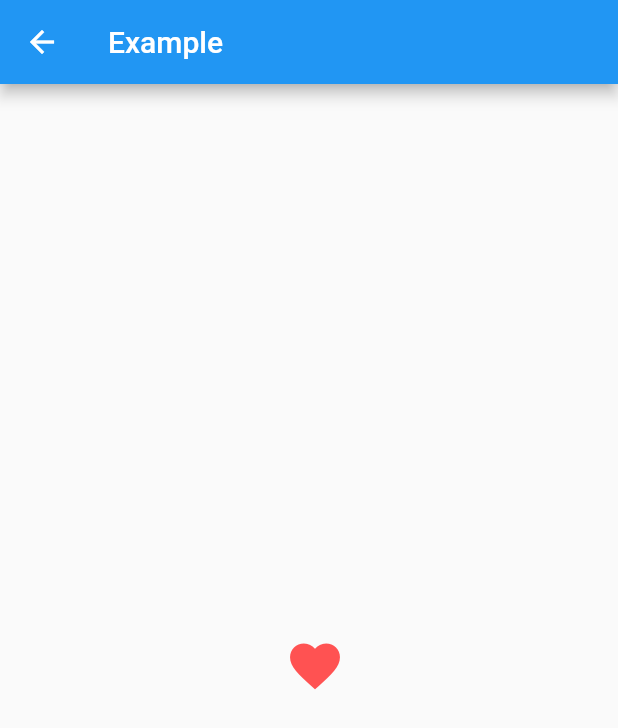
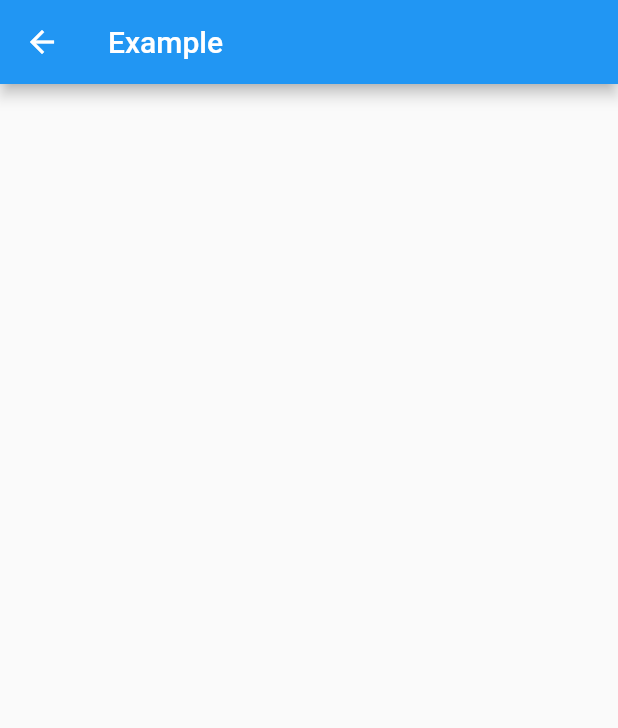
Before and after one commit to reynaldo57/flutter_codigo3_animiations, a Flutter app: the AnimatedControllerPage screen opened directly, on a phone screen of 412 x 824 dp. Shown: the top 728 px of the screen. Run offline on Flutter 3.47's test engine with Material 2 defaults, Android fonts, the phone set to English and light mode, and no system bars.

Commit message:
AnimationController/2

```diff
--- a/lib/page/animated_controller_page.dart
+++ b/lib/page/animated_controller_page.dart
@@ -16,27 +16,27 @@ class _AnimatedControllerPageState extends State<AnimatedControllerPage> with Si
   void initState(){
     super.initState();
 
-    _colorAnimationController = AnimationController(duration: Duration(milliseconds: 1600), vsync: this);
-    _colorAnimation = ColorTween(begin: Colors.blue, end: Colors.redAccent).animate(_colorAnimationController);
-    _colorAnimationController.forward();
-
-    _colorAnimationController.addListener(() {
-      print(_colorAnimation.value);
-    });
-    _colorAnimationController.addStatusListener((status){
-      if(status == AnimationStatus.completed){
-        isFav = true;
-        setState(() {
-
-        });
-      } else if(status == AnimationStatus.dismissed){
-        isFav = false;
-        setState(() {
-
-        });
-      }
-      print(status);
-    });
+    // _colorAnimationController = AnimationController(duration: Duration(milliseconds: 1600), vsync: this);
+    // _colorAnimation = ColorTween(begin: Colors.blue, end: Colors.redAccent).animate(_colorAnimationController);
+    // _colorAnimationController.forward();
+    //
+    // _colorAnimationController.addListener(() {
+    //   print(_colorAnimation.value);
+    // });
+    // _colorAnimationController.addStatusListener((status){
+    //   if(status == AnimationStatus.completed){
+    //     isFav = true;
+    //     setState(() {
+    //
+    //     });
+    //   } else if(status == AnimationStatus.dismissed){
+    //     isFav = false;
+    //     setState(() {
+    //
+    //     });
+    //   }
+    //   print(status);
+    // });
   }
   @override
   void dispose(){
@@ -52,24 +52,24 @@ class _AnimatedControllerPageState extends State<AnimatedControllerPage> with Si
       appBar: AppBar(
         title: Text("Example"),
       ),
-      body: Center(
-        child: AnimatedBuilder(
-          animation: _colorAnimation,
-          builder: (BuildContext context, _){
-            print(_colorAnimation.value);
-            return IconButton(
-              onPressed: (){
-                isFav ? _colorAnimationController.reverse() : _colorAnimationController.forward();
-              },
-              icon: Icon(
-                Icons.favorite,
-                size: 40,
-                color: _colorAnimation.value,
-              ),
-            );
-          }
-        )
-      ),
+      // body: Center(
+      //   child: AnimatedBuilder(
+      //     animation: _colorAnimation,
+      //     builder: (BuildContext context, _){
+      //       print(_colorAnimation.value);
+      //       return IconButton(
+      //         onPressed: (){
+      //           isFav ? _colorAnimationController.reverse() : _colorAnimationController.forward();
+      //         },
+      //         icon: Icon(
+      //           Icons.favorite,
+      //           size: 40,
+      //           color: _colorAnimation.value,
+      //         ),
+      //       );
+      //     }
+      //   )
+      // ),
     );
   }
 }
```
